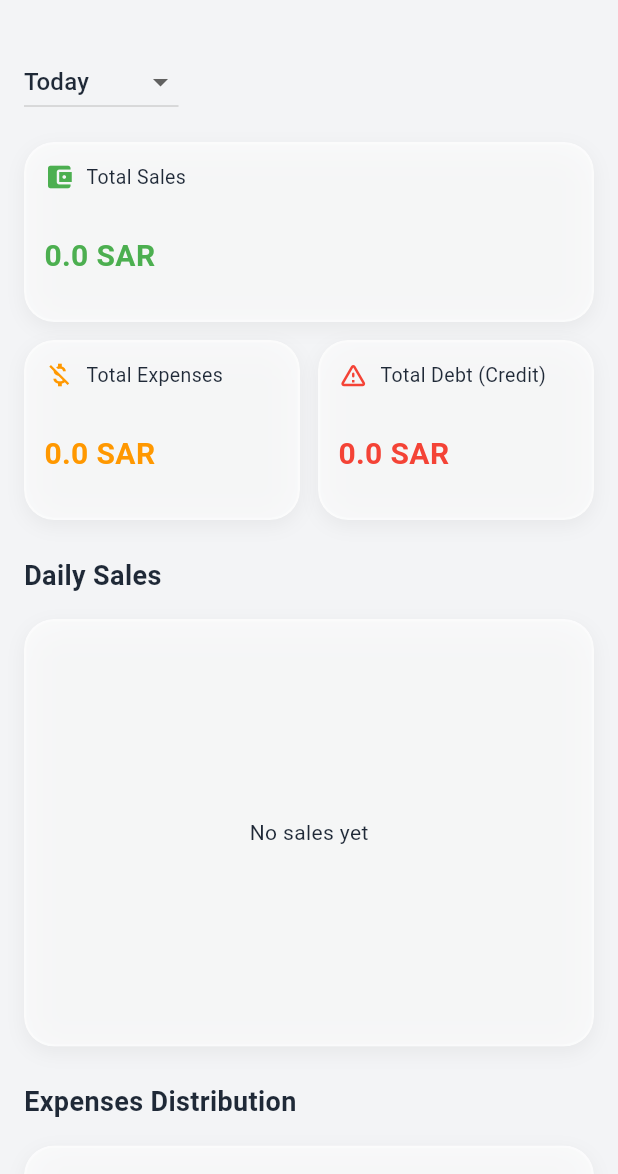
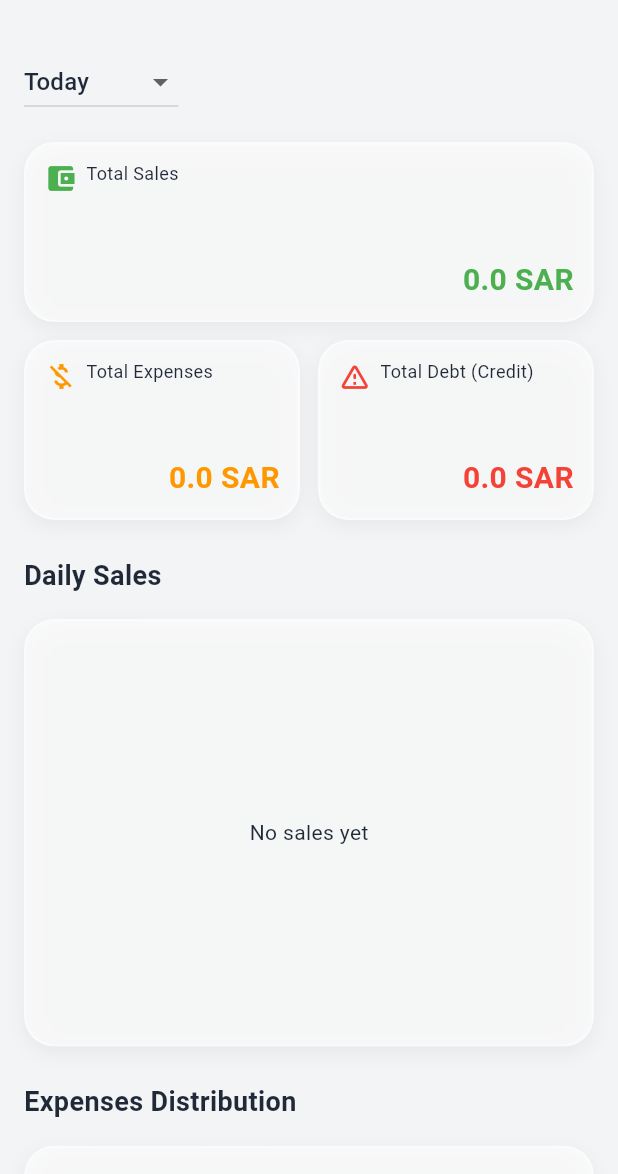
Before and after one commit to mahmoud1xxxx1-bit/tajer, a Flutter app: the ReportsScreen screen opened directly, on a phone screen of 412 x 824 dp, the part 62-1236 px from its top. Run offline on Flutter 3.47's test engine with Material 3 defaults, Android fonts, the phone set to English and light mode, and no system bars; our stand-ins replace cloud_firestore, device_info_plus, file_picker, firebase_auth, firebase_core, fl_chart and 12 more; missing offline and left inert: esc_pos_utils_plus, excel, mobile_scanner, ntp, print_bluetooth_thermal, purchases_flutter and 1 more; accounts and stored records are empty; generated files the repository leaves out were written again; Roboto replaces fonts that are missing (Tajawal); project files that could hold a hidden picture were left out.

Commit message:
UI Fix: Prevent text truncation and overlap in Reports Summary Cards

```diff
--- a/lib/features/reports/presentation/reports_screen.dart
+++ b/lib/features/reports/presentation/reports_screen.dart
@@ -460,33 +460,35 @@ class _SummaryCard extends StatelessWidget {
 
   @override
   Widget build(BuildContext context) {
+    final isAr = Localizations.localeOf(context).languageCode == 'ar';
     return SizedBox(
-      height: 120, // Increased fixed height
+      height: 120, // Fixed height as requested
       child: GlassCard(
         padding: EdgeInsets.all(12),
         child: Column(
           crossAxisAlignment: CrossAxisAlignment.start,
-          mainAxisAlignment: MainAxisAlignment.center,
+          mainAxisAlignment: MainAxisAlignment.spaceBetween,
           children: [
             Row(
+              crossAxisAlignment: CrossAxisAlignment.start,
               children: [
-                Icon(icon, color: color, size: 20),
-                SizedBox(width: 8),
+                Icon(icon, color: color, size: 22),
+                SizedBox(width: 6),
                 Expanded(
                   child: Text(
                     title,
-                    style: TextStyle(fontSize: 13, fontFamily: 'Tajawal'),
-                    maxLines: 1,
+                    style: TextStyle(fontSize: 12, fontFamily: 'Tajawal', height: 1.3),
+                    maxLines: 2,
                     overflow: TextOverflow.ellipsis,
                   ),
                 ),
               ],
             ),
-            SizedBox(height: 12),
-            Expanded(
+            Spacer(),
+            Align(
+              alignment: isAr ? Alignment.centerLeft : Alignment.centerRight,
               child: FittedBox(
                 fit: BoxFit.scaleDown,
-                alignment: Alignment.centerRight,
                 child: Text(
                   value,
                   style: TextStyle(
```
